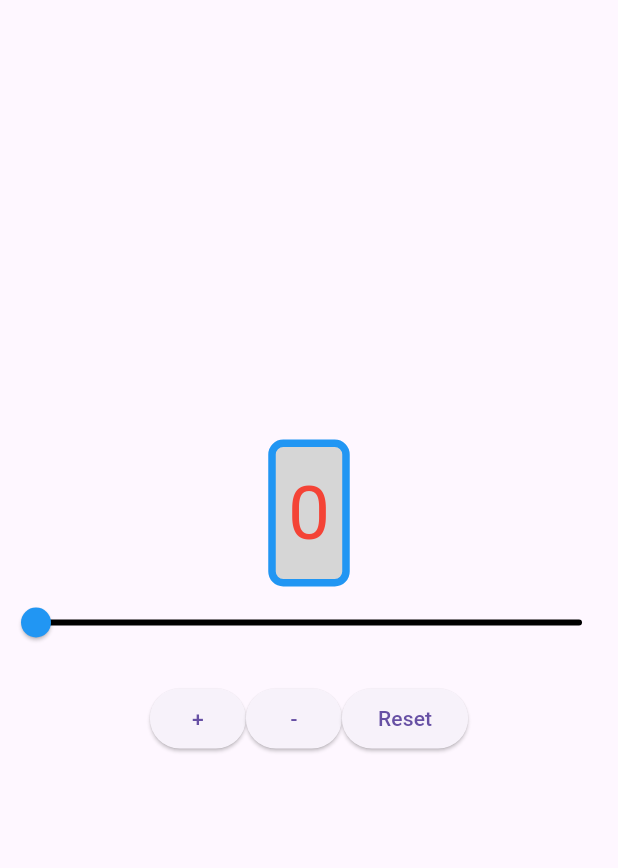
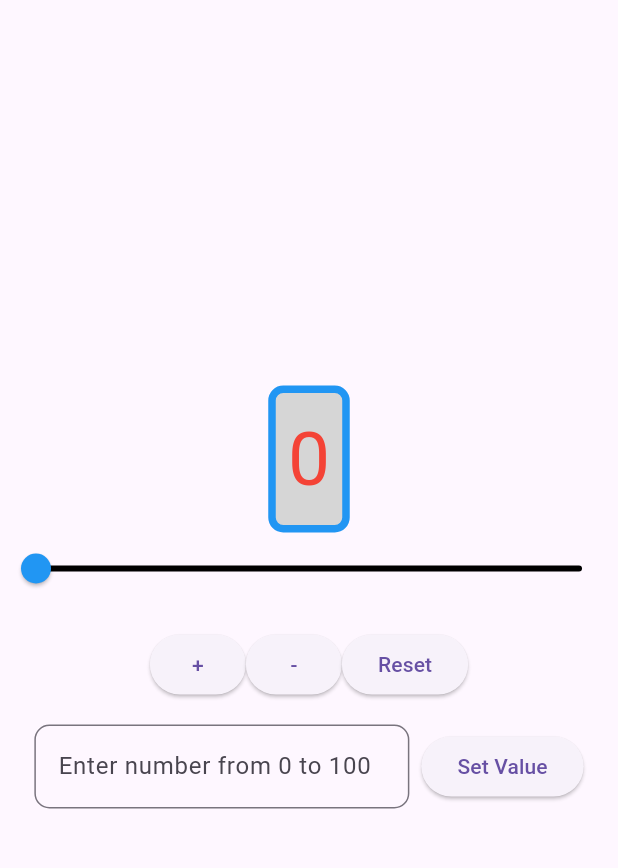
Before and after one commit to hien-dao/MobAppDev_Inclass04, a Flutter app: the screen it shows after launch, on a phone screen of 412 x 824 dp, the part 63-931 px from its top. Run offline on Flutter 3.47's test engine with Material 3 defaults, Android fonts, the phone set to English and light mode, and no system bars.

Commit message:
Add input TextField, Set Value button, and error SnackBar

```diff
--- a/lib/main.dart
+++ b/lib/main.dart
@@ -28,6 +28,37 @@ class CounterWidget extends StatefulWidget {
 class _CounterWidgetState extends State<CounterWidget> {
   //initial counter value
   int _counter = 0;
+  //controller for the text field
+  TextEditingController textController = TextEditingController();
+
+  @override
+  void dispose() {
+    textController.dispose();
+    super.dispose();
+  }
+
+  void updateCounterByText() {
+    final text = textController.text;
+    final value = int.tryParse(text);
+
+    if (value == null) {
+      ScaffoldMessenger.of(context).showSnackBar(
+        SnackBar(content: Text('Please enter a number')),
+      );
+    } else if(value > 100) {
+       ScaffoldMessenger.of(context).showSnackBar(
+        SnackBar(content: Text('Limit Reached!')),
+      );
+    } else if(value < 0) {
+       ScaffoldMessenger.of(context).showSnackBar(
+        SnackBar(content: Text('Too Low!')),
+      );
+    } else {
+      setState(() {
+        _counter = value;
+      });
+    }
+  }
 
   @override
   Widget build(BuildContext context) {
@@ -69,6 +100,7 @@ class _CounterWidgetState extends State<CounterWidget> {
             activeColor: Colors.blue,
             inactiveColor: Colors.black,
           ),
+
           const SizedBox(height: 16),
           Row(
             mainAxisAlignment: MainAxisAlignment.center,
@@ -105,6 +137,32 @@ class _CounterWidgetState extends State<CounterWidget> {
               ),
             ],
           ),
+
+          const SizedBox(height: 16),
+          Row(
+            mainAxisAlignment: MainAxisAlignment.center,
+            children: [
+              SizedBox(
+                width: 250,
+                child: TextField(
+                  controller: textController,
+                  keyboardType: TextInputType.number,
+                  decoration: const InputDecoration(
+                    labelText: 'Enter number from 0 to 100',
+                    border: OutlineInputBorder(
+                      borderRadius: BorderRadius.all(Radius.circular(10)),
+                    ),
+                  ),
+                ),
+              ),
+
+              const SizedBox(width: 8),
+              ElevatedButton(
+                onPressed: updateCounterByText,
+                child: const Text('Set Value'),
+              ),
+            ]
+        ),
         ],
       ),
     );
```
